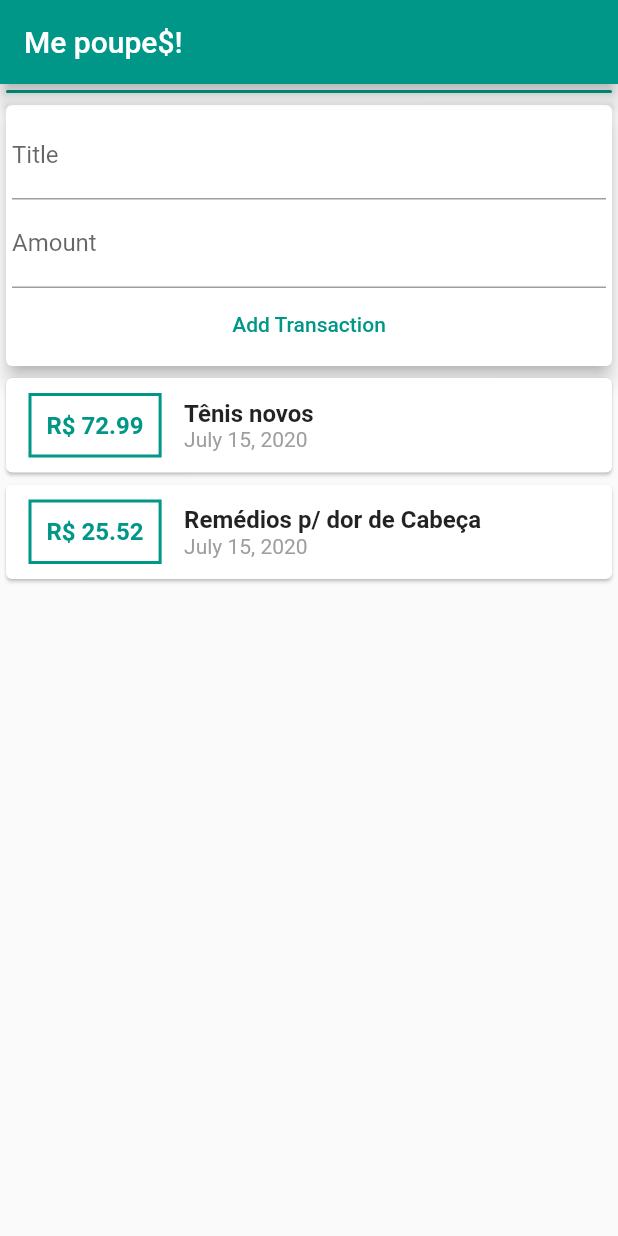
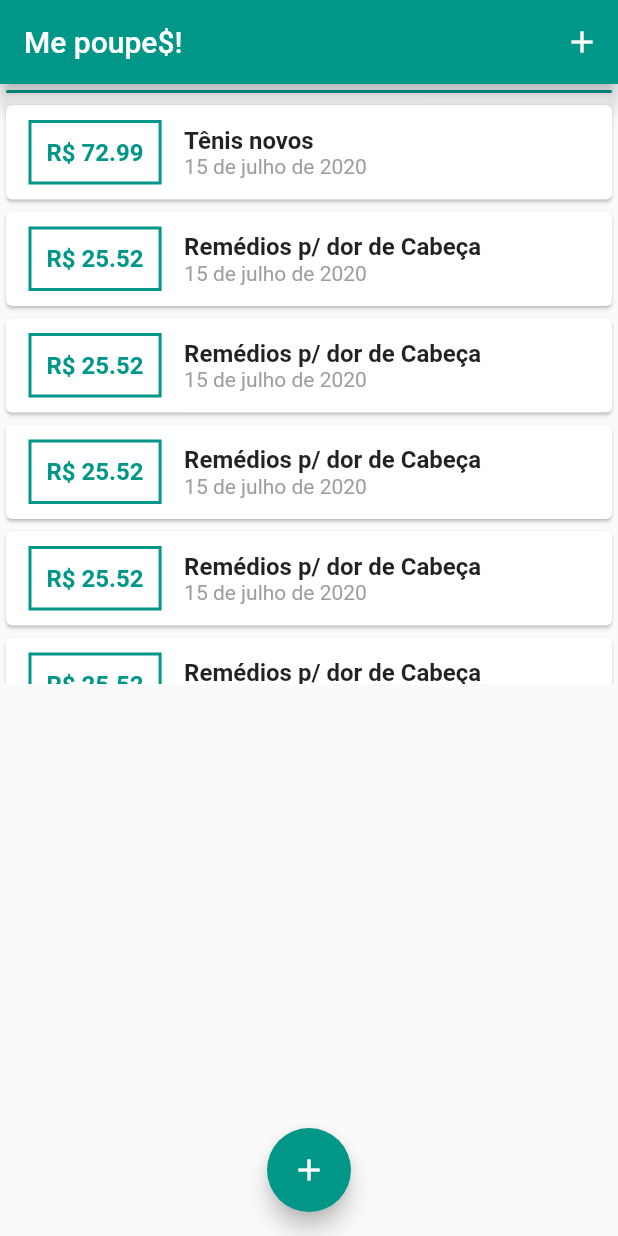
Before and after one commit to RaDangelo/me-poupe, a Flutter app: the screen it shows after launch, on a phone screen of 412 x 824 dp. Run offline on Flutter 3.47's test engine with Material 2 defaults, Android fonts, the phone set to English and light mode, and no system bars.

Commit message:
listview + add transaction buttons

```diff
--- a/lib/main.dart
+++ b/lib/main.dart
@@ -1,7 +1,10 @@
 import 'package:flutter/material.dart';
 import 'package:intl/date_symbol_data_local.dart';
 
-import './widgets/user_transactions.dart';
+import './model/transaction.dart';
+
+import './widgets/transaction_input.dart';
+import './widgets/expenses.dart';
 import './widgets/weekly_chart.dart';
 
 void main() => runApp(MyApp());
@@ -17,21 +20,140 @@ class MyApp extends StatelessWidget {
   }
 }
 
-class MyHomePage extends StatelessWidget {
+class MyHomePage extends StatefulWidget {
+  @override
+  _MyHomePageState createState() => _MyHomePageState();
+}
+
+class _MyHomePageState extends State<MyHomePage> {
+  final List<Transaction> _transactions = [
+    Transaction(
+      id: 't1',
+      title: 'Tênis novos',
+      amount: 72.99,
+      date: DateTime.now(),
+    ),
+    Transaction(
+      id: 't2',
+      title: 'Remédios p/ dor de Cabeça',
+      amount: 25.52,
+      date: DateTime.now(),
+    ),
+    Transaction(
+      id: 't3',
+      title: 'Remédios p/ dor de Cabeça',
+      amount: 25.52,
+      date: DateTime.now(),
+    ),
+    Transaction(
+      id: 't4',
+      title: 'Remédios p/ dor de Cabeça',
+      amount: 25.52,
+      date: DateTime.now(),
+    ),
+    Transaction(
+      id: 't5',
+      title: 'Remédios p/ dor de Cabeça',
+      amount: 25.52,
+      date: DateTime.now(),
+    ),
+    Transaction(
+      id: 't6',
+      title: 'Remédios p/ dor de Cabeça',
+      amount: 25.52,
+      date: DateTime.now(),
+    ),
+    Transaction(
+      id: 't6',
+      title: 'Remédios p/ dor de Cabeça',
+      amount: 25.52,
+      date: DateTime.now(),
+    ),
+    Transaction(
+      id: 't6',
+      title: 'Remédios p/ dor de Cabeça',
+      amount: 25.52,
+      date: DateTime.now(),
+    ),
+    Transaction(
+      id: 't6',
+      title: 'Remédios p/ dor de Cabeça',
+      amount: 25.52,
+      date: DateTime.now(),
+    ),
+    Transaction(
+      id: 't6',
+      title: 'Remédios p/ dor de Cabeça',
+      amount: 25.52,
+      date: DateTime.now(),
+    ),
+    Transaction(
+      id: 't6',
+      title: 'Remédios p/ dor de Cabeça',
+      amount: 25.52,
+      date: DateTime.now(),
+    ),
+    Transaction(
+      id: 't6',
+      title: 'Remédios p/ dor de Cabeça',
+      amount: 25.52,
+      date: DateTime.now(),
+    ),
+  ];
+
+  void _addTransaction(String titleValue, double amountValue) {
+    final newTransaction = Transaction(
+        id: DateTime.now().toString(),
+        amount: amountValue,
+        title: titleValue,
+        date: DateTime.now());
+
+    setState(() {
+      this._transactions.add(newTransaction);
+    });
+  }
+
+  void _toggleTransactionInput(BuildContext ctx) {
+    showModalBottomSheet(
+      context: ctx,
+      builder: (_) {
+        return GestureDetector(
+          onTap: () {},
+          child: TransactionInput(_addTransaction),
+          behavior: HitTestBehavior.opaque,
+        );
+      },
+    );
+  }
+
   @override
   Widget build(BuildContext context) {
     return Scaffold(
       appBar: AppBar(
         title: Text('Me poupe\$!'),
         backgroundColor: Colors.primaries[8],
+        actions: <Widget>[
+          IconButton(
+            icon: Icon(Icons.add),
+            onPressed: () => _toggleTransactionInput(context),
+          )
+        ],
       ),
-      body: Column(
-        mainAxisAlignment: MainAxisAlignment.start,
-        crossAxisAlignment: CrossAxisAlignment.stretch,
-        children: <Widget>[
-          WeeklyChart(),
-          UserTransactions(),
-        ],
+      body: SingleChildScrollView(
+        child: Column(
+          mainAxisAlignment: MainAxisAlignment.start,
+          crossAxisAlignment: CrossAxisAlignment.stretch,
+          children: <Widget>[
+            WeeklyChart(),
+            Expenses(_transactions),
+          ],
+        ),
+      ),
+      floatingActionButtonLocation: FloatingActionButtonLocation.centerFloat,
+      floatingActionButton: FloatingActionButton(
+        child: Icon(Icons.add),
+        backgroundColor: Colors.primaries[8],
+        onPressed: () => _toggleTransactionInput(context),
       ),
     );
   }
--- a/lib/widgets/expenses.dart
+++ b/lib/widgets/expenses.dart
@@ -10,8 +10,10 @@ class Expenses extends StatelessWidget {
 
   @override
   Widget build(BuildContext context) {
-    return Column(
-      children: transactions.map((tx) {
+    return Container(
+      height: 390,
+      child: ListView.builder(
+        itemBuilder: (ctx, index) {
           return Card(
             child: Row(
               children: <Widget>[
@@ -28,7 +30,7 @@ class Expenses extends StatelessWidget {
                     width: 2,
                   )),
                   child: Text(
-                  'R\$ ${tx.amount}',
+                    'R\$ ${transactions[index].amount.toStringAsFixed(2)}',
                     style: TextStyle(
                       fontSize: 16,
                       fontWeight: FontWeight.bold,
@@ -40,14 +42,15 @@ class Expenses extends StatelessWidget {
                   crossAxisAlignment: CrossAxisAlignment.start,
                   children: <Widget>[
                     Text(
-                    tx.title,
+                      transactions[index].title,
                       style: TextStyle(
                         fontSize: 16,
                         fontWeight: FontWeight.bold,
                       ),
                     ),
                     Text(
-                    DateFormat.yMMMMd().format(tx.date),
+                      DateFormat.yMMMMd('pt_BR')
+                          .format(transactions[index].date),
                       style: TextStyle(
                         color: Colors.grey,
                       ),
@@ -57,7 +60,9 @@ class Expenses extends StatelessWidget {
               ],
             ),
           );
-      }).toList(),
+        },
+        itemCount: transactions.length,
+      ),
     );
   }
 }
--- a/lib/widgets/transaction_input.dart
+++ b/lib/widgets/transaction_input.dart
@@ -1,12 +1,34 @@
 import 'package:flutter/material.dart';
 
-class TransactionInput extends StatelessWidget {
+class TransactionInput extends StatefulWidget {
   final Function addTransaction;
 
+  TransactionInput(this.addTransaction);
+
+  @override
+  _TransactionInputState createState() => _TransactionInputState();
+}
+
+class _TransactionInputState extends State<TransactionInput> {
   final titleController = TextEditingController();
   final amountController = TextEditingController();
 
-  TransactionInput(this.addTransaction);
+  void _submitData() {
+    final typedTitle = titleController.text;
+    final typedAmount =
+        amountController.text.isEmpty ? 0 : double.parse(amountController.text);
+
+    if (typedTitle.isEmpty || typedAmount <= 0) {
+      return;
+    }
+
+    widget.addTransaction(
+      typedTitle,
+      typedAmount,
+    );
+
+    Navigator.of(context).pop();
+  }
 
   @override
   Widget build(BuildContext context) {
@@ -20,16 +42,19 @@ class TransactionInput extends StatelessWidget {
             TextField(
               decoration: InputDecoration(labelText: 'Title'),
               controller: titleController,
+              onSubmitted: (_) => _submitData(),
             ),
             TextField(
               decoration: InputDecoration(labelText: 'Amount'),
               controller: amountController,
+              keyboardType: TextInputType.numberWithOptions(decimal: true),
+              // TextInputType.numberWithOptions(signed: true, decimal: true),
+              onSubmitted: (_) => _submitData(),
             ),
             FlatButton(
               child: Text('Add Transaction'),
               textColor: Colors.primaries[8],
-              onPressed: () =>
-                  addTransaction(titleController.text, amountController.text),
+              onPressed: _submitData,
             ),
           ],
         ),
--- a/lib/widgets/user_transactions.dart
+++ /dev/null
@@ -1,47 +0,0 @@
-import 'package:flutter/material.dart';
-
-import '../model/transaction.dart';
-
-import '../widgets/transaction_input.dart';
-import '../widgets/expenses.dart';
-
-class UserTransactions extends StatefulWidget {
-  @override
-  _UserTransactionsState createState() => _UserTransactionsState();
-}
-
-class _UserTransactionsState extends State<UserTransactions> {
-  final List<Transaction> _transactions = [
-    Transaction(
-      id: 't1',
-      title: 'Tênis novos',
-      amount: 72.99,
-      date: DateTime.now(),
-    ),
-    Transaction(
-      id: 't2',
-      title: 'Remédios p/ dor de Cabeça',
-      amount: 25.52,
-      date: DateTime.now(),
-    ),
-  ];
-
-  void _addTransaction(String titleValue, String amountValue) {
-    Transaction newTransaction = Transaction(
-        id: 't${this._transactions.length}',
-        amount: double.parse(amountValue),
-        title: titleValue,
-        date: DateTime.now());
-    setState(() {
-      this._transactions.add(newTransaction);
-    });
-  }
-
-  @override
-  Widget build(BuildContext context) {
-    return Column(children: <Widget>[
-      TransactionInput(_addTransaction),
-      Expenses(_transactions),
-    ]);
-  }
-}
```
Lines whose indentation alone changed are shown as unchanged.
